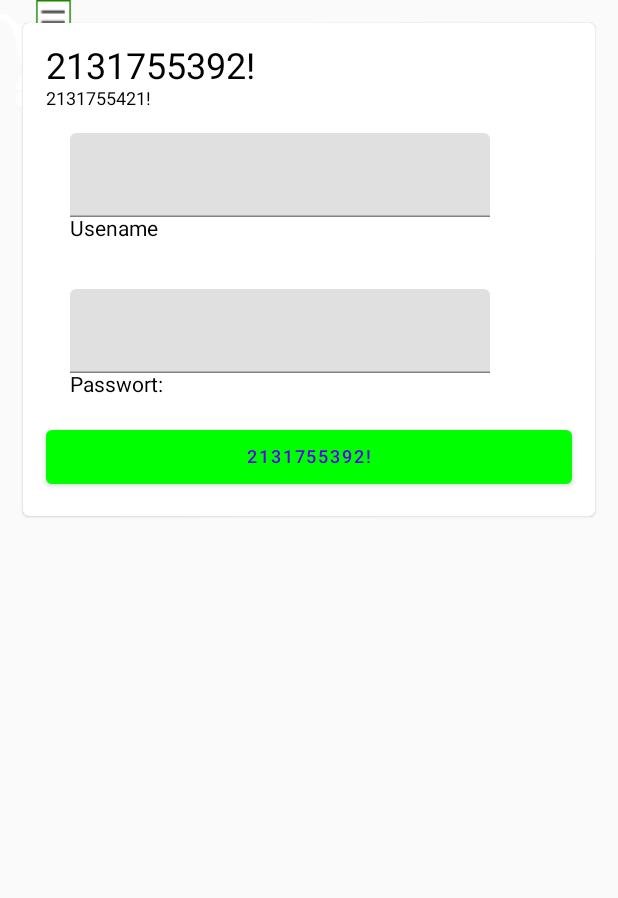
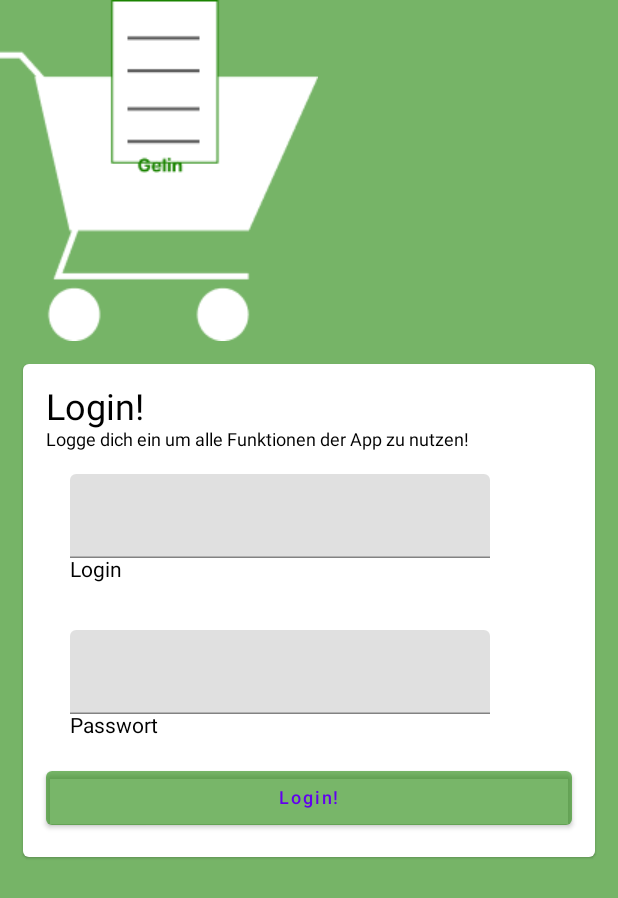
Before and after one commit to Prinetta/Einkaufsliste, an Android app built with Jetpack Compose: the Login screen opened directly, with no data from a screen before it, on a phone screen of 412 x 824 dp. Shown: the top 898 px of the screen. Run offline under Robolectric (Android 15) with nearby library versions, the phone set to English and light mode, and no system bars.

Commit message:
Login View fertig und Menü hat worte

```diff
--- a/gelin/app/src/main/java/de/mocows/gelin/Login.kt
+++ b/gelin/app/src/main/java/de/mocows/gelin/Login.kt
@@ -12,52 +12,14 @@ import androidx.compose.ui.Modifier
 import androidx.compose.ui.graphics.Color
 import androidx.compose.ui.unit.dp
 import de.mocows.gelin.R
+import de.mocows.gelin.view.LoginView
 import de.mocows.gelin.view.gelinComposable.*
 
 class Login : ComponentActivity() {
     override fun onCreate(savedInstanceState: Bundle?) {
         super.onCreate(savedInstanceState)
         setContent {
-            Login()
+            LoginView()
         }
     }
-
-    @Composable
-    fun Login(){
-        LogoImage()
-        CardViewLogin()
-    }
-
-    @Composable
-    fun CardViewLogin() {
-        Card(
-            modifier = Modifier
-                .fillMaxWidth()
-                .padding(15.dp)
-        ) {
-            Column(
-                modifier = Modifier.padding(15.dp)
-            ) {
-                Ueberschrift1(name = R.string.login)
-                Fliesstext(name = R.string.begrueßungsTextLogin)
-                ImputFieldOhneEingabeText(name = "Usename")
-                ImputFieldMitEingabeText(name = "Passwort: ")
-                Button()
-            }
-        }
-    }
-
-    @Composable
-    fun Button() {
-        androidx.compose.material.Button(onClick = { /* Do something! */ },
-            colors = ButtonDefaults.textButtonColors(
-                backgroundColor = Color.Green
-            ),
-            modifier = Modifier.fillMaxWidth(1f)
-        ) {
-            Fliesstext(name = R.string.login)
-        }
-    }
-
-
 }
--- a/gelin/app/src/main/java/de/mocows/gelin/view/LoginView.kt
+++ b/gelin/app/src/main/java/de/mocows/gelin/view/LoginView.kt
@@ -2,37 +2,30 @@ package de.mocows.gelin.view
 
 import android.widget.Button
 import androidx.compose.foundation.background
-import androidx.compose.foundation.layout.Column
-import androidx.compose.foundation.layout.Row
-import androidx.compose.foundation.layout.fillMaxWidth
-import androidx.compose.foundation.layout.padding
-import androidx.compose.foundation.magnifier
+import androidx.compose.foundation.layout.*
 import androidx.compose.material.ButtonDefaults
 import androidx.compose.material.Card
 import androidx.compose.runtime.Composable
+import androidx.compose.ui.Alignment
 import androidx.compose.ui.Modifier
-import androidx.compose.ui.graphics.Color
+import androidx.compose.ui.res.colorResource
+import androidx.compose.ui.res.stringResource
 import androidx.compose.ui.tooling.preview.Preview
 import androidx.compose.ui.unit.dp
 import de.mocows.gelin.R
 import de.mocows.gelin.view.gelinComposable.*
 
 @Composable
-fun Login(){
-    Row(
+fun LoginView(){
+    Column(
         modifier = Modifier
-            .background(R.drawable.background_green)
+            .background(colorResource(id = R.color.darkgreen))
+            .fillMaxSize(),
+
     ) {
-                LogoImage()
-                CardViewLogin()
-
+        LogoImage()
+        CardViewLogin()
     }
-}
-
-@Preview
-@Composable
-fun CardViewLoginPreview(){
-    Login()
 }
 
 @Composable
@@ -45,10 +38,10 @@ fun CardViewLogin() {
         Column(
             modifier = Modifier.padding(15.dp)
         ) {
-            Ueberschrift1(name = R.string.login)
-            Fliesstext(name = R.string.begrueßungsTextLogin)
-            ImputFieldOhneEingabeText(name = "Usename")
-            ImputFieldMitEingabeText(name = "Passwort: ")
+            Ueberschrift1(stringResource(id = R.string.login))
+            Fliesstext(stringResource(id =  R.string.begrueßungsTextLogin))
+            ImputFieldOhneEingabeText(stringResource(id = R.string.login))
+            ImputFieldMitEingabeText(stringResource(id = R.string.passwort))
             Button()
         }
     }
@@ -60,18 +53,15 @@ fun LoginPreview(){
     CardViewLogin()
 }
 
-
-
-
 @Composable
 fun Button() {
     androidx.compose.material.Button(onClick = { /* Do something! */ },
         colors = ButtonDefaults.textButtonColors(
-            backgroundColor = Color.Green
+            backgroundColor = colorResource(id = R.color.darkgreen)
         ),
         modifier = Modifier.fillMaxWidth(1f)
     ) {
-        Fliesstext(name = R.string.login)
+        Fliesstext(stringResource(id = R.string.login))
     }
 }
 
--- a/gelin/app/src/main/java/de/mocows/gelin/view/gelinComposable/Image.kt
+++ b/gelin/app/src/main/java/de/mocows/gelin/view/gelinComposable/Image.kt
@@ -1,18 +1,30 @@
 package de.mocows.gelin.view.gelinComposable
 
 import androidx.compose.foundation.Image
+import androidx.compose.foundation.layout.Arrangement
+import androidx.compose.foundation.layout.fillMaxHeight
+import androidx.compose.foundation.layout.fillMaxSize
 import androidx.compose.foundation.layout.fillMaxWidth
 import androidx.compose.runtime.Composable
+import androidx.compose.ui.Alignment
 import androidx.compose.ui.Modifier
 import androidx.compose.ui.graphics.painter.Painter
 import androidx.compose.ui.res.painterResource
+import androidx.compose.ui.tooling.preview.Preview
 import de.mocows.gelin.R
 
 @Composable
 fun LogoImage(
     modifier: Modifier = Modifier
-        .fillMaxWidth(0.5f)
+        .fillMaxHeight()
+        .fillMaxWidth(),
+
 ) {
-    val image: Painter = painterResource(id = R.drawable.logo_gelin)
+    val image: Painter = painterResource(id = R.drawable.ic_logo212)
     Image(painter = image, contentDescription = "Logo Gelin")
 }
+@Preview
+@Composable
+fun ImageLogoPreview(){
+    LogoImage()
+}
--- a/gelin/app/src/main/java/de/mocows/gelin/view/gelinComposable/Text.kt
+++ b/gelin/app/src/main/java/de/mocows/gelin/view/gelinComposable/Text.kt
@@ -13,22 +13,22 @@ import androidx.compose.ui.unit.dp
 import androidx.compose.ui.unit.sp
 
 @Composable
-fun Ueberschrift1(name: Int) {
+fun Ueberschrift1(name: String) {
     Text(text = "$name!", fontSize = 24.sp)
 }
 
 @Composable
-fun Ueberschrift2(name: Int) {
+fun Ueberschrift2(name: String) {
     Text(text = "$name!", fontSize = 18.sp)
 }
 
 @Composable
-fun Ueberschrift3(name: Int) {
+fun Ueberschrift3(name: String) {
     Text(text = "$name!", fontSize = 16.sp)
 }
 
 @Composable
-fun Fliesstext(name: Int) {
+fun Fliesstext(name: String) {
     Text(text = "$name!", fontSize = 12.sp)
 }
 
@@ -38,7 +38,7 @@ fun FliesstextString(name: String){
 }
 
 @Composable
-fun untertitel(name: Int) {
+fun untertitel(name: String) {
     Text(text = "$name!", fontSize = 10.sp)
 }
 
```
Also changed, not shown: gelin/app/src/main/java/de/mocows/gelin/view/Topbar.kt (+4 -7 lines), gelin/app/src/main/java/de/mocows/gelin/view/gelinComposable/NavDrawerItem.kt (+30 -25 lines), gelin/app/src/main/res/drawable-v24/ic_logo212.png (added).
